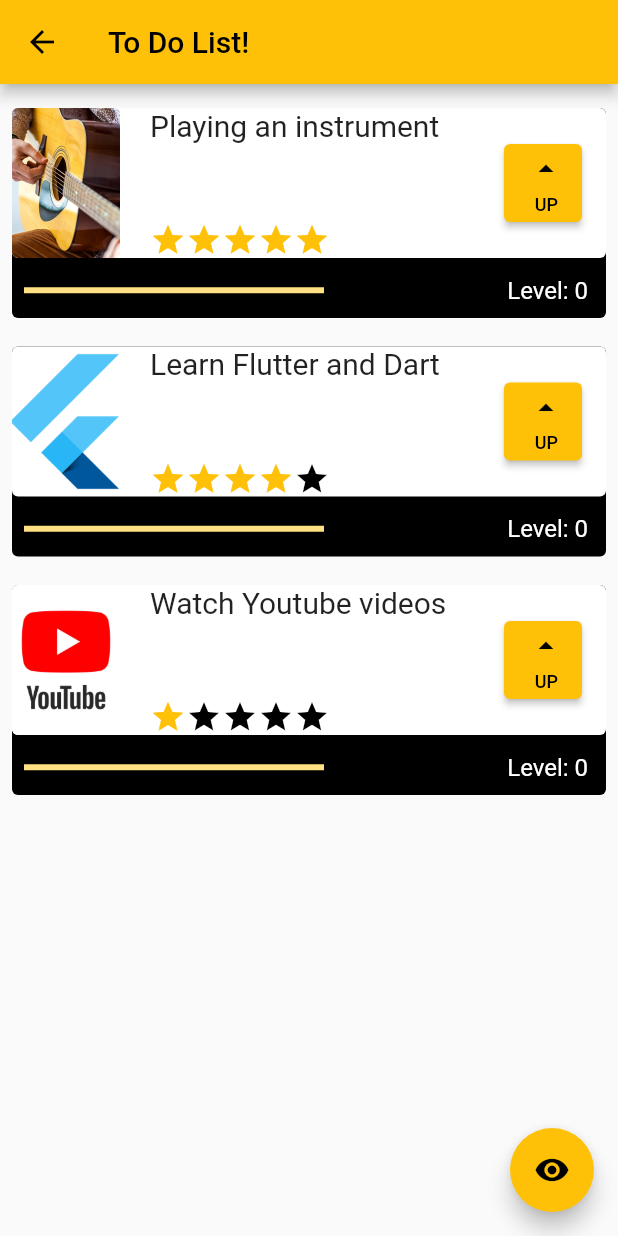
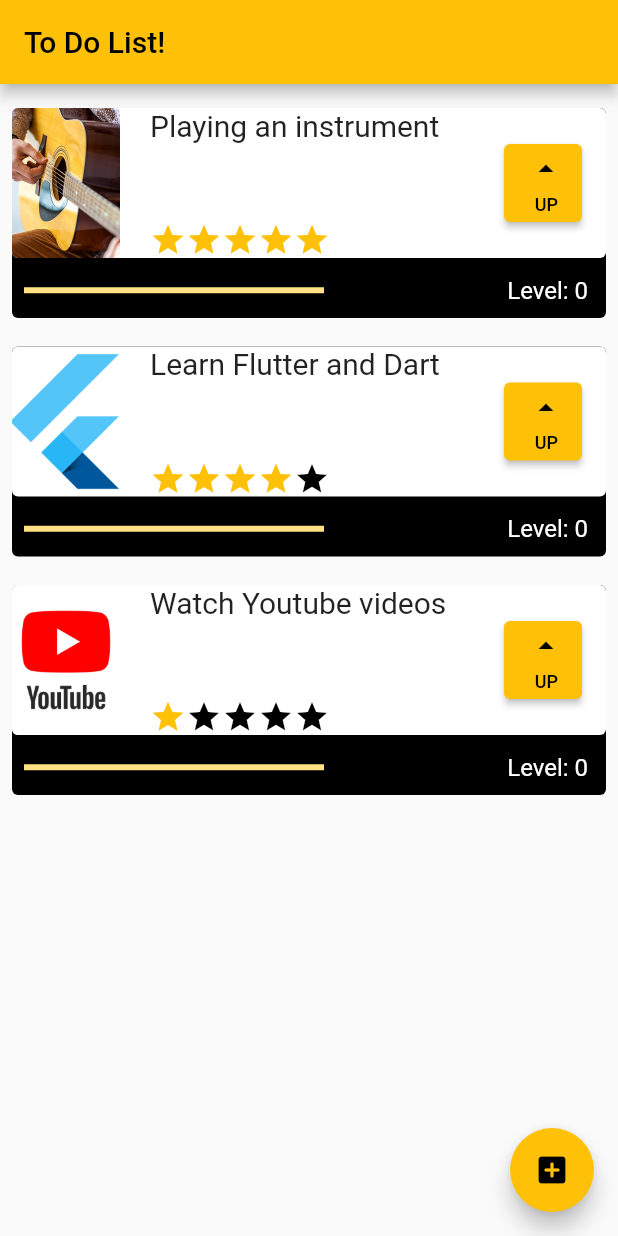
Before and after one commit to devgalaxyUGC/to-do-list-flutter, a Flutter app: the InitialScreen screen opened directly, on a phone screen of 412 x 824 dp. Run offline on Flutter 3.47's test engine with Material 2 defaults, Android fonts, the phone set to English and light mode, and no system bars; network calls fail.

Commit message:
1F-002 feat: Direct navigator from Initial Screen to Form Screen

```diff
--- a/lib/main.dart
+++ b/lib/main.dart
@@ -16,6 +16,6 @@ class MyApp extends StatelessWidget {
         theme: ThemeData(
           primarySwatch: Colors.amber,
         ),
-        home: const FormScreen());
+        home: const InitialScreen());
   }
 }
--- a/lib/shared/widgets/form_screen_widget.dart
+++ b/lib/shared/widgets/form_screen_widget.dart
@@ -16,7 +16,9 @@ class _FormScreen extends State<FormScreen> {
 
   @override
   Widget build(BuildContext context) {
-    return Form(
+    return Scaffold(
+      appBar: AppBar(title: const Text('Form page')),
+      body: Form(
         key: _formKey,
         child: Center(
             child: SingleChildScrollView(
@@ -121,6 +123,7 @@ class _FormScreen extends State<FormScreen> {
                               ScaffoldMessenger.of(context).showSnackBar(
                                   const SnackBar(
                                       content: Text('Your task was saved!')));
+                              Navigator.pop(context);
                             }
                           },
                           child: const Text('Add!')),
@@ -129,6 +132,7 @@ class _FormScreen extends State<FormScreen> {
                 ],
               )),
         )),
+      ),
     );
   }
 }
--- a/lib/shared/widgets/initial_screen_widget.dart
+++ b/lib/shared/widgets/initial_screen_widget.dart
@@ -1,4 +1,5 @@
 import 'package:flutter/material.dart';
+import 'package:flutter_my_app/shared/widgets/form_screen_widget.dart';
 import 'package:flutter_my_app/shared/widgets/tasks_widget.dart';
 
 class InitialScreen extends StatefulWidget {
@@ -9,33 +10,25 @@ class InitialScreen extends StatefulWidget {
 }
 
 class _InitialScreen extends State<InitialScreen> {
-  bool opacity = true;
-
   @override
   Widget build(BuildContext context) {
     return Scaffold(
         appBar: AppBar(
             title: const Text('To Do List!'), backgroundColor: Colors.amber),
-        body: AnimatedOpacity(
-          duration: const Duration(milliseconds: 800),
-          opacity: opacity ? 1 : 0,
-          child: ListView(children: const [
-            Padding(
-              padding: EdgeInsets.only(top: 8),
-              child: Tasks('Playing an instrument', 5,
-                  'assets/images/playing_guitar.jpg'),
-            ),
-            Tasks(
-                'Learn Flutter and Dart', 4, 'assets/images/flutter_icon.png'),
-            Tasks('Watch Youtube videos', 1, 'assets/images/youtube_icon.jpg')
-          ]),
-        ),
+        body: ListView(children: const [
+          Padding(
+            padding: EdgeInsets.only(top: 8),
+            child: Tasks(
+                'Playing an instrument', 5, 'assets/images/playing_guitar.jpg'),
+          ),
+          Tasks('Learn Flutter and Dart', 4, 'assets/images/flutter_icon.png'),
+          Tasks('Watch Youtube videos', 1, 'assets/images/youtube_icon.jpg')
+        ]),
         floatingActionButton: FloatingActionButton(
             onPressed: () {
-              setState(() {
-                opacity = !opacity;
-              });
+              Navigator.push(context,
+                  MaterialPageRoute(builder: (context) => const FormScreen()));
             },
-            child: const Icon(Icons.remove_red_eye)));
+            child: const Icon(Icons.add_box_rounded)));
   }
 }
```
Lines whose indentation alone changed are shown as unchanged.
